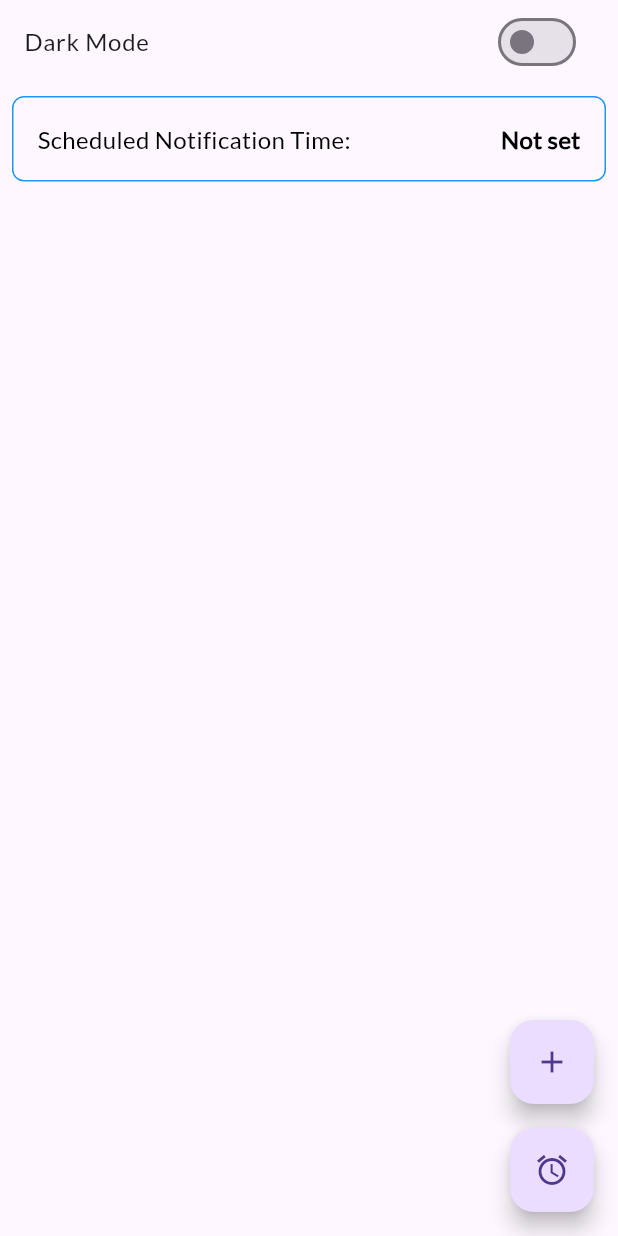
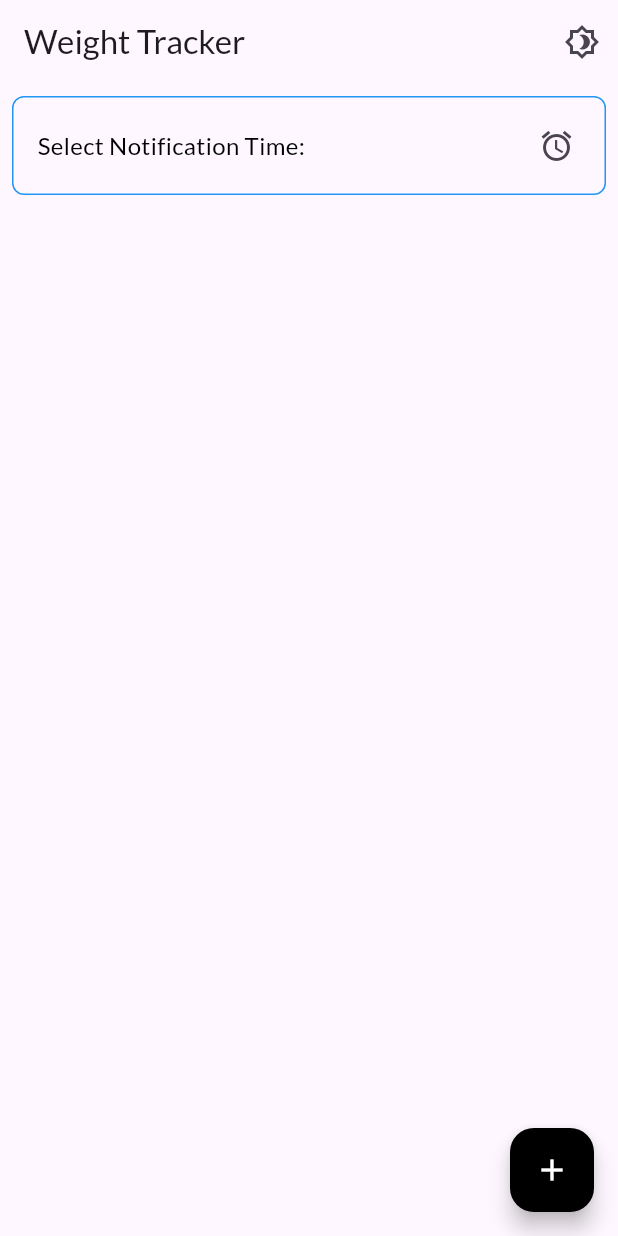
Before and after one commit to aatikakhan/weight-tracker, a Flutter app: the screen it shows after launch, on a phone screen of 412 x 824 dp. Run offline on Flutter 3.47's test engine with Material 3 defaults, Android fonts, the phone set to English and light mode, and no system bars; our stand-ins replace flutter_local_notifications, permission_handler, sqflite, timezone; accounts and stored records are empty.

Commit message:
UI and color fix

```diff
--- a/lib/components/weight_entry_tile.dart
+++ b/lib/components/weight_entry_tile.dart
@@ -11,18 +11,30 @@ class WeightEntryTile extends StatelessWidget {
   Widget build(BuildContext context) {
     String formattedDate =
         DateFormat('dd MMMM yyyy hh:mm a').format(entry.date);
-    return ListTile(
+
+    return Container(
+      margin: const EdgeInsets.all(8.0),
+      decoration: BoxDecoration(
+        border: Border.all(color: Colors.blue),
+        borderRadius: BorderRadius.circular(8.0),
+      ),
+      child: ListTile(
         title: entry.isMissed
             ? const Text(
                 'You Missed',
-              style: TextStyle(color: Colors.red, fontWeight: FontWeight.bold),
+                style:
+                    TextStyle(color: Colors.red, fontWeight: FontWeight.bold),
               )
             : Text(
                 'Weight: ${entry.weight} kg',
-              style: const TextStyle(fontWeight: FontWeight.normal),
+                style: TextStyle(color: Theme.of(context).primaryColor),
               ),
-      subtitle: Text(formattedDate),
+        subtitle: Text(
+          formattedDate,
+          style: Theme.of(context).textTheme.bodySmall,
+        ),
         tileColor: entry.isMissed ? Colors.red.shade100 : Colors.transparent,
+      ),
     );
   }
 }
--- a/lib/constants/colors.dart
+++ b/lib/constants/colors.dart
@@ -3,4 +3,5 @@ import 'package:flutter/material.dart';
 class AppColors {
   static Color white = Colors.white;
   static Color black = Colors.black;
+  static Color greydark = Colors.grey.shade700;
 }
--- a/lib/screens/home_screen.dart
+++ b/lib/screens/home_screen.dart
@@ -88,23 +88,48 @@ class _HomeScreenState extends State<HomeScreen> {
       appBar: AppBar(
         title: const Text('Weight Tracker'),
         actions: [
-          SizedBox(
-            width: MediaQuery.of(context).size.width, // or a specific width
-            child: SwitchListTile(
-              title: const Text('Dark Mode'),
-              value: weightProvider.isDarkMode,
-              onChanged: (value) {
+          IconButton(
+            icon: Icon(
+              weightProvider.isDarkMode
+                  ? Icons.brightness_4_outlined
+                  : Icons.brightness_4_outlined,
+            ),
+            onPressed: () {
               weightProvider.toggleTheme();
             },
-            ),
           ),
         ],
       ),
       body: Column(
         children: [
-          // Permanent tile to display scheduled notification time
           Container(
-            padding: const EdgeInsets.all(16.0),
+            color: Theme.of(context).scaffoldBackgroundColor,
+            child: notificationService.getFormattedNotificationTime() ==
+                    'Not set'
+                ? Container(
+                    padding: const EdgeInsets.fromLTRB(16, 8, 8, 8),
+                    margin: const EdgeInsets.all(8.0),
+                    decoration: BoxDecoration(
+                      border: Border.all(color: Colors.blue),
+                      borderRadius: BorderRadius.circular(8.0),
+                    ),
+                    child: Row(
+                      mainAxisAlignment: MainAxisAlignment.spaceBetween,
+                      children: [
+                        const Text(
+                          'Select Notification Time:',
+                          style: TextStyle(fontSize: 16),
+                        ),
+                        IconButton(
+                          onPressed: _scheduleNotification,
+                          icon: const Icon(Icons.alarm),
+                          padding: EdgeInsets.zero,
+                        ),
+                      ],
+                    ),
+                  )
+                : Container(
+                    padding: const EdgeInsets.all(20.0),
                     margin: const EdgeInsets.all(8.0),
                     decoration: BoxDecoration(
                       border: Border.all(color: Colors.blue),
@@ -123,6 +148,7 @@ class _HomeScreenState extends State<HomeScreen> {
                               fontSize: 16, fontWeight: FontWeight.bold),
                         ),
                       ],
+                    ),
                   ),
           ),
           Expanded(
@@ -144,13 +170,9 @@ class _HomeScreenState extends State<HomeScreen> {
         mainAxisAlignment: MainAxisAlignment.end,
         children: [
           FloatingActionButton(
+            backgroundColor: Theme.of(context).primaryColor,
             onPressed: _addWeight,
             child: const Icon(Icons.add),
-          ),
-          const SizedBox(height: 16),
-          FloatingActionButton(
-            onPressed: _scheduleNotification,
-            child: const Icon(Icons.alarm),
           ),
         ],
       ),
--- a/lib/theme/theme.dart
+++ b/lib/theme/theme.dart
@@ -4,25 +4,35 @@ import 'package:wetrack/constants/colors.dart';
 class AppTheme {
   static final ThemeData light = ThemeData(
     brightness: Brightness.light,
-    primaryColor: Colors.blue,
+    primaryColor: AppColors.black,
     fontFamily: 'Lato',
     textTheme: TextTheme(
       bodyLarge: TextStyle(color: AppColors.black),
       bodyMedium: TextStyle(color: AppColors.black),
+      bodySmall: TextStyle(color: AppColors.greydark),
       displayLarge: const TextStyle(fontWeight: FontWeight.bold, fontSize: 24),
       displayMedium: const TextStyle(fontWeight: FontWeight.bold, fontSize: 20),
+    ),
+    floatingActionButtonTheme: FloatingActionButtonThemeData(
+      backgroundColor: AppColors.black,
+      foregroundColor: AppColors.white,
     ),
   );
 
   static final ThemeData dark = ThemeData(
     brightness: Brightness.dark,
-    primaryColor: Colors.blueGrey,
+    primaryColor: AppColors.white,
     fontFamily: 'Lato',
     textTheme: TextTheme(
       bodyLarge: TextStyle(color: AppColors.white),
       bodyMedium: TextStyle(color: AppColors.white),
+      bodySmall: TextStyle(color: AppColors.greydark),
       displayLarge: const TextStyle(fontWeight: FontWeight.bold, fontSize: 24),
       displayMedium: const TextStyle(fontWeight: FontWeight.bold, fontSize: 20),
     ),
+    floatingActionButtonTheme: FloatingActionButtonThemeData(
+      backgroundColor: AppColors.white,
+      foregroundColor: AppColors.greydark,
+    ),
   );
 }
```
Lines whose indentation alone changed are shown as unchanged.
